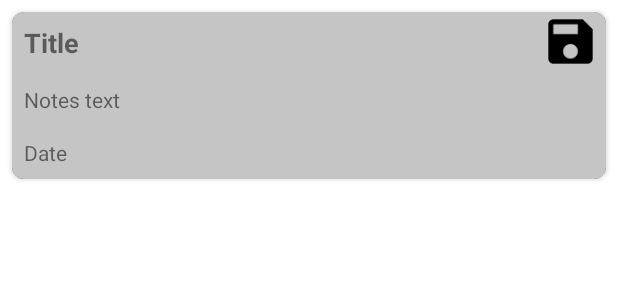
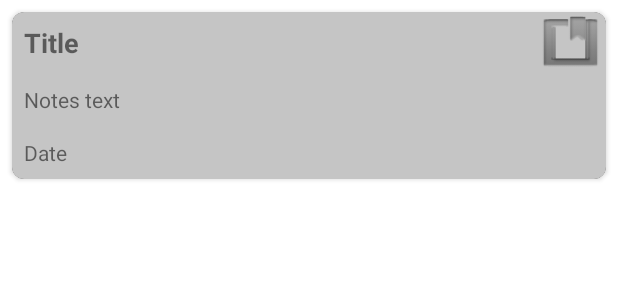
Before and after one commit to EEEEgggoor/NOTE_PROJECT, an Android app: the layout notes_list.xml on its own in the app's theme, with its tools: preview values and no code run, on a phone screen of 412 x 824 dp. Shown: the top 300 px of the screen. Run offline under Robolectric (Android 15) with nearby library versions, the phone set to English and light mode, and no system bars.

Commit message:
final_sborka_1

```diff
--- a/app/src/main/res/layout/notes_list.xml
+++ b/app/src/main/res/layout/notes_list.xml
@@ -1,6 +1,7 @@
 <?xml version="1.0" encoding="utf-8"?>
 <androidx.cardview.widget.CardView xmlns:android="http://schemas.android.com/apk/res/android"
     xmlns:app="http://schemas.android.com/apk/res-auto"
+    xmlns:tools="http://schemas.android.com/tools"
     android:id="@+id/notes_container"
     android:layout_width="match_parent"
     android:layout_height="wrap_content"
@@ -24,7 +25,6 @@
 
             <TextView
                 android:id="@+id/textView_title"
-
                 android:layout_width="match_parent"
                 android:layout_height="wrap_content"
                 android:layout_alignParentStart="true"
@@ -35,14 +35,18 @@
                 android:singleLine="true"
                 android:text="Title"
                 android:textSize="18sp"
-                android:textStyle="bold"></TextView>
+                android:textStyle="bold" />
 
             <ImageView
                 android:id="@+id/imageView_pin"
                 android:layout_width="47dp"
                 android:layout_height="39dp"
                 android:layout_alignParentEnd="true"
-                android:src="@drawable/save1"></ImageView>
+                android:foreground="@android:drawable/ic_input_get"
+                android:src="@drawable/save1"
+                android:visibility="visible"
+                app:srcCompat="@android:drawable/ic_input_get"
+                tools:srcCompat="@android:drawable/ic_input_get" />
 
         </RelativeLayout>
 
```
Also changed, not shown: app/src/main/java/com/glv/note_project/MainActivity.java (+28 -13 lines).
